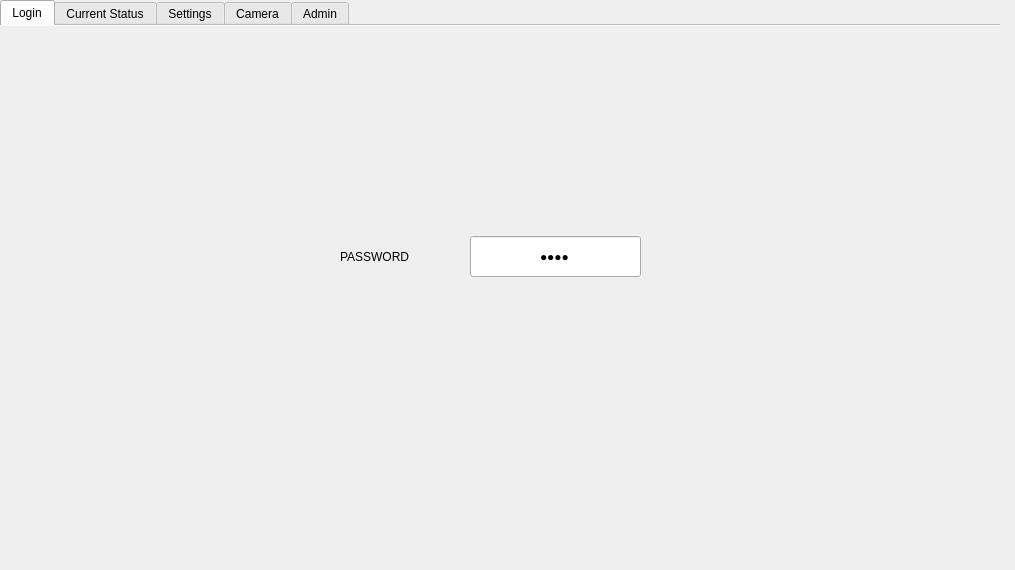
Old version of the form SMRS.ui in the repository quilp007/SMRS.
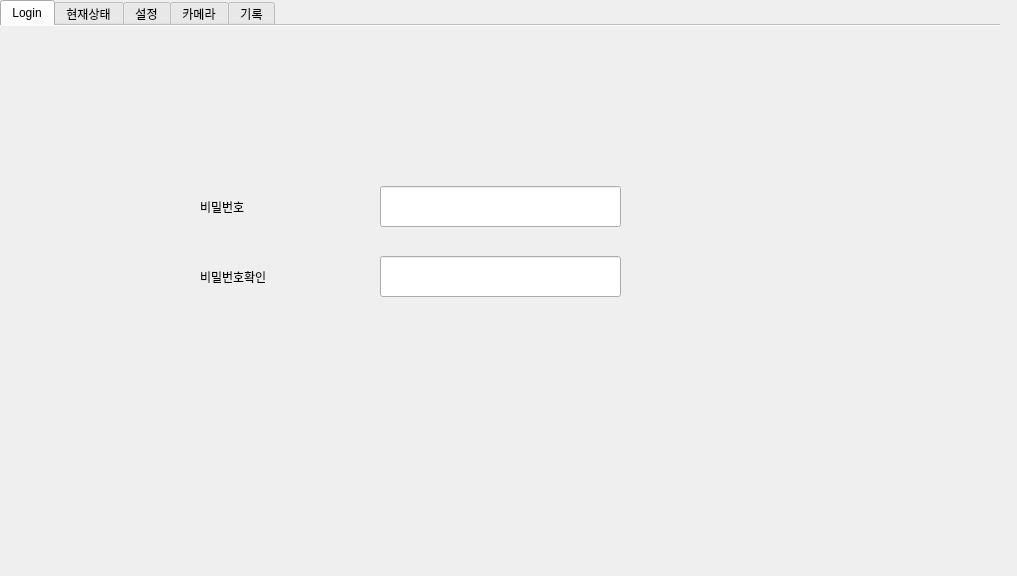
New version of the form. The open tabs and pages were chosen to show the change. Icons and pictures are not drawn.

Commit message: - add password check - add check input number - change eng -> kor - etc.

```diff
--- a/SMRS.ui
+++ b/SMRS.ui
@@ -6,8 +6,8 @@
    <rect>
     <x>0</x>
     <y>0</y>
-    <width>1015</width>
-    <height>570</height>
+    <width>1017</width>
+    <height>576</height>
    </rect>
   </property>
   <property name="windowTitle">
@@ -102,47 +102,12 @@
     <attribute name="title">
      <string>Login</string>
     </attribute>
-    <widget class="QLineEdit" name="Login_2">
-     <property name="geometry">
-      <rect>
-       <x>470</x>
-       <y>210</y>
-       <width>171</width>
-       <height>41</height>
-      </rect>
-     </property>
-     <property name="font">
-      <font>
-       <family>Arial</family>
-       <pointsize>9</pointsize>
-       <weight>50</weight>
-       <italic>false</italic>
-       <bold>false</bold>
-       <underline>false</underline>
-       <strikeout>false</strikeout>
-       <stylestrategy>PreferDefault</stylestrategy>
-       <kerning>true</kerning>
-      </font>
-     </property>
-     <property name="inputMethodHints">
-      <set>Qt::ImhHiddenText|Qt::ImhNoAutoUppercase|Qt::ImhNoPredictiveText|Qt::ImhSensitiveData</set>
-     </property>
-     <property name="inputMask">
-      <string>0000</string>
-     </property>
-     <property name="echoMode">
-      <enum>QLineEdit::Password</enum>
-     </property>
-     <property name="alignment">
-      <set>Qt::AlignCenter</set>
-     </property>
-    </widget>
     <widget class="QLabel" name="label_19">
      <property name="geometry">
       <rect>
-       <x>340</x>
-       <y>200</y>
-       <width>111</width>
+       <x>200</x>
+       <y>150</y>
+       <width>141</width>
        <height>61</height>
       </rect>
      </property>
@@ -160,7 +125,77 @@
       </font>
      </property>
      <property name="text">
-      <string>PASSWORD</string>
+      <string>비밀번호</string>
+     </property>
+    </widget>
+    <widget class="QLineEdit" name="Login_2">
+     <property name="geometry">
+      <rect>
+       <x>380</x>
+       <y>160</y>
+       <width>241</width>
+       <height>41</height>
+      </rect>
+     </property>
+     <property name="inputMask">
+      <string/>
+     </property>
+     <property name="maxLength">
+      <number>12</number>
+     </property>
+     <property name="echoMode">
+      <enum>QLineEdit::NoEcho</enum>
+     </property>
+     <property name="alignment">
+      <set>Qt::AlignCenter</set>
+     </property>
+    </widget>
+    <widget class="QLineEdit" name="Login_3">
+     <property name="geometry">
+      <rect>
+       <x>380</x>
+       <y>230</y>
+       <width>241</width>
+       <height>41</height>
+      </rect>
+     </property>
+     <property name="inputMask">
+      <string/>
+     </property>
+     <property name="maxLength">
+      <number>12</number>
+     </property>
+     <property name="echoMode">
+      <enum>QLineEdit::NoEcho</enum>
+     </property>
+     <property name="alignment">
+      <set>Qt::AlignCenter</set>
+     </property>
+    </widget>
+    <widget class="QLabel" name="label_20">
+     <property name="geometry">
+      <rect>
+       <x>200</x>
+       <y>220</y>
+       <width>141</width>
+       <height>61</height>
+      </rect>
+     </property>
+     <property name="font">
+      <font>
+       <family>Arial</family>
+       <pointsize>9</pointsize>
+       <weight>50</weight>
+       <italic>false</italic>
+       <bold>false</bold>
+       <underline>false</underline>
+       <strikeout>false</strikeout>
+       <stylestrategy>PreferDefault</stylestrategy>
+       <kerning>true</kerning>
+      </font>
+     </property>
+     <property name="text">
+      <string>비밀번호확인</string>
      </property>
     </widget>
    </widget>
@@ -193,7 +228,7 @@
       <normalon>icon/main_on.png</normalon>icon/main_off.png</iconset>
     </attribute>
     <attribute name="title">
-     <string>Current Status</string>
+     <string>현재상태</string>
     </attribute>
     <widget class="QFrame" name="frame">
      <property name="enabled">
@@ -948,7 +983,7 @@
       <normaloff>icon/parameter_on.png</normaloff>icon/parameter_on.png</iconset>
     </attribute>
     <attribute name="title">
-     <string>Settings</string>
+     <string>설정</string>
     </attribute>
     <widget class="QFrame" name="frame_2">
      <property name="enabled">
@@ -1625,7 +1660,7 @@
       <normaloff>icon/camera.png</normaloff>icon/camera.png</iconset>
     </attribute>
     <attribute name="title">
-     <string>Camera</string>
+     <string>카메라</string>
     </attribute>
     <widget class="QFrame" name="frame_3">
      <property name="enabled">
@@ -1747,7 +1782,7 @@
       <normaloff>icon/engineer_on.png</normaloff>icon/engineer_on.png</iconset>
     </attribute>
     <attribute name="title">
-     <string>Admin</string>
+     <string>기록</string>
     </attribute>
     <widget class="QTextEdit" name="textEdit_log">
      <property name="geometry">
```
Left out of the diff: 106 changed lines with no effect on the pictures. The commit also changes 2 other files.
